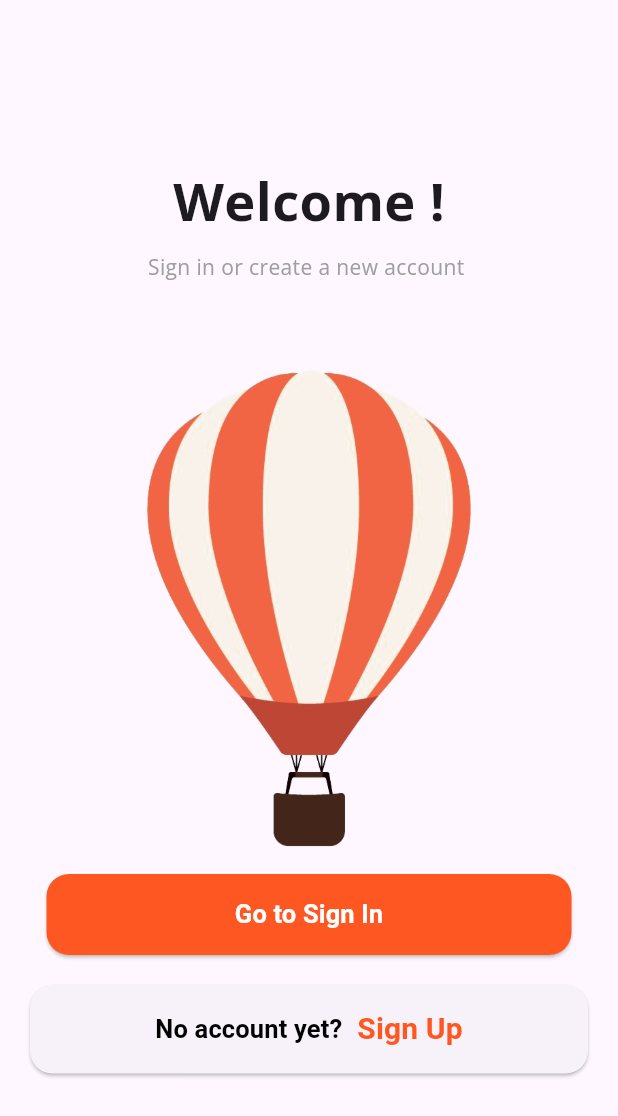
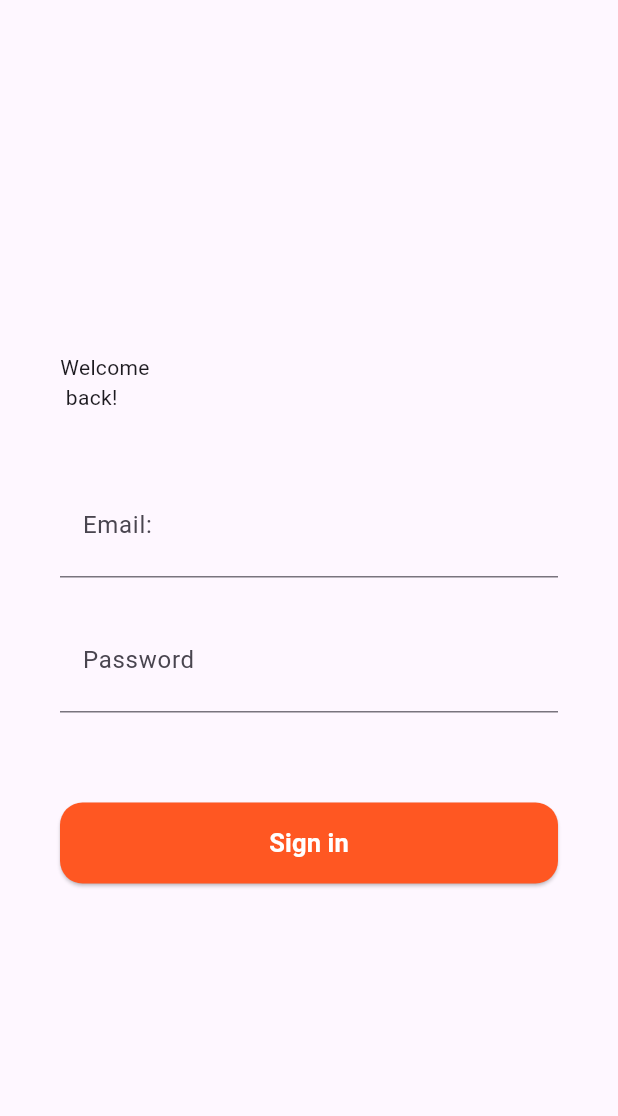
Before and after one commit to Phnix01/Login_Sign_Project4_from_dribble, a Flutter app: the screen it shows after launch, after a tap on "Go to Sign In", on a phone screen of 412 x 824 dp. Shown: the top 1116 px of the screen. Run offline on Flutter 3.47's test engine with Material 3 defaults, Android fonts, the phone set to English and light mode, and no system bars; our stand-ins replace google_fonts.

Commit message:
squelette de l \'écran Sign In Screen

```diff
--- /dev/null
+++ b/lib/components/customInput.dart
@@ -0,0 +1,32 @@
+import 'package:flutter/material.dart';
+
+class Custominput extends StatelessWidget {
+  const Custominput({
+    super.key,
+    required this.placeholderText,
+    required this.labelText,
+    required this.obscurText,
+    this.icon,
+  });
+
+  final String placeholderText;
+  final String labelText;
+  final bool obscurText;
+  final Icon? icon;
+
+  @override
+  Widget build(BuildContext context) {
+    return TextFormField(
+      obscureText: obscurText,
+      decoration: InputDecoration(
+        contentPadding: const EdgeInsets.all(15.0),
+        hintText: placeholderText,
+        labelText: labelText,
+        prefixIcon: icon,
+        floatingLabelBehavior: FloatingLabelBehavior.never, // Display hintText
+      ),
+      keyboardType:
+          obscurText ? TextInputType.visiblePassword : TextInputType.text,
+    );
+  }
+}
--- a/lib/main.dart
+++ b/lib/main.dart
@@ -11,6 +11,7 @@ class MyApp extends StatelessWidget {
   @override
   Widget build(BuildContext context) {
     return MaterialApp(
+      debugShowCheckedModeBanner: false,
       home: HomeScreen(),
     );
   }
--- /dev/null
+++ b/lib/screens/SignInScreen.dart
@@ -0,0 +1,55 @@
+import 'package:flutter/material.dart';
+import 'package:login_sign_prj4_dribble/components/customBtn.dart';
+import 'package:login_sign_prj4_dribble/components/customInput.dart';
+
+class SignInScreen extends StatelessWidget {
+  const SignInScreen({super.key});
+
+  @override
+  Widget build(BuildContext context) {
+    return Scaffold(
+      body: SafeArea(
+        child: Padding(
+          padding: const EdgeInsets.all(40.0),
+          child: Column(
+            mainAxisAlignment: MainAxisAlignment.center,
+            crossAxisAlignment: CrossAxisAlignment.start,
+            children: [
+              Text('Welcome \n back!'),
+              const SizedBox(
+                height: 40,
+              ),
+              Custominput(
+                placeholderText: 'fomar9235@gmail.com',
+                labelText: 'Email:',
+                obscurText: false,
+              ),
+              const SizedBox(
+                height: 20,
+              ),
+              Custominput(
+                placeholderText: 'Enter your password',
+                labelText: 'Password',
+                obscurText: true,
+              ),
+              const SizedBox(
+                height: 30,
+              ),
+              Row(
+                children: [],
+              ),
+              const SizedBox(
+                height: 30,
+              ),
+              CustomBtn(
+                textData: 'Sign in',
+                couleur: Colors.deepOrange,
+                onPressed: () {},
+              )
+            ],
+          ),
+        ),
+      ),
+    );
+  }
+}
--- /dev/null
+++ b/lib/screens/SignUpScreen.dart
@@ -0,0 +1,10 @@
+import 'package:flutter/material.dart';
+
+class SignUpScreen extends StatelessWidget {
+  const SignUpScreen({super.key});
+
+  @override
+  Widget build(BuildContext context) {
+    return const Placeholder();
+  }
+}
--- a/lib/screens/homeScreen.dart
+++ b/lib/screens/homeScreen.dart
@@ -1,13 +1,18 @@
 import 'package:flutter/material.dart';
 import 'package:google_fonts/google_fonts.dart';
 import 'package:login_sign_prj4_dribble/components/customBtn.dart';
+import 'package:login_sign_prj4_dribble/screens/SignInScreen.dart';
 
 class HomeScreen extends StatelessWidget {
   const HomeScreen({super.key});
 
   @override
   Widget build(BuildContext context) {
-    void gotoSignInScreen() {}
+    void gotoSignInScreen() {
+      Navigator.push(
+          context, MaterialPageRoute(builder: (context) => SignInScreen()));
+    }
+
     return Scaffold(
       body: SafeArea(
           child: Padding(
```
Also changed, not shown: 18 other files.
